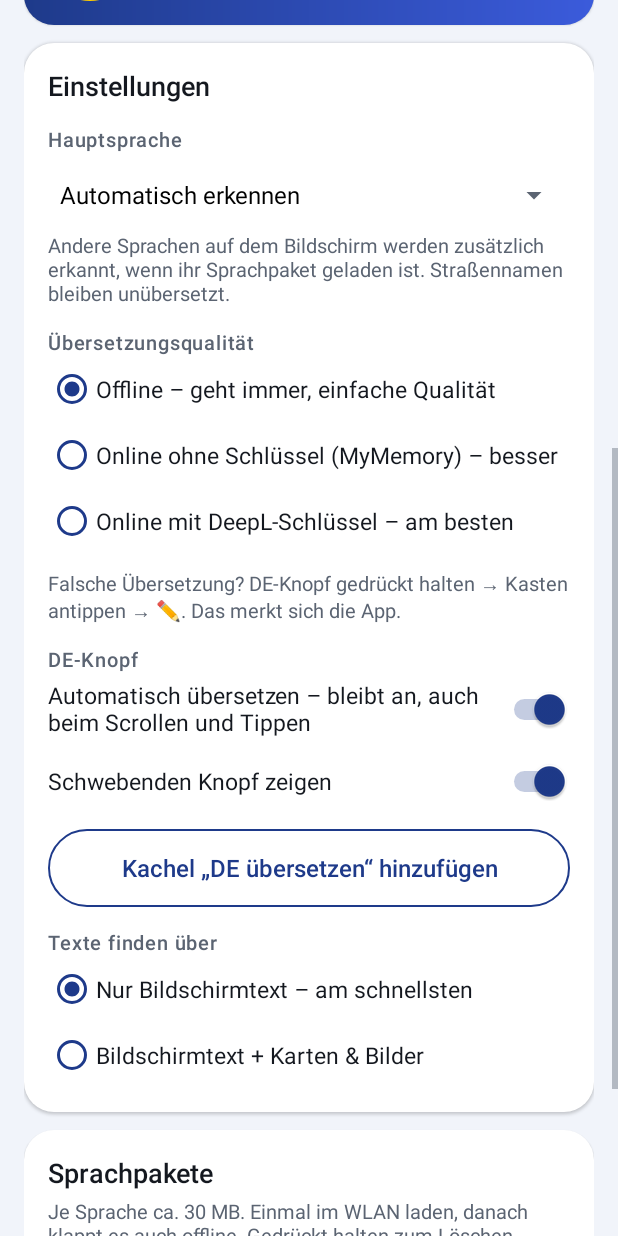
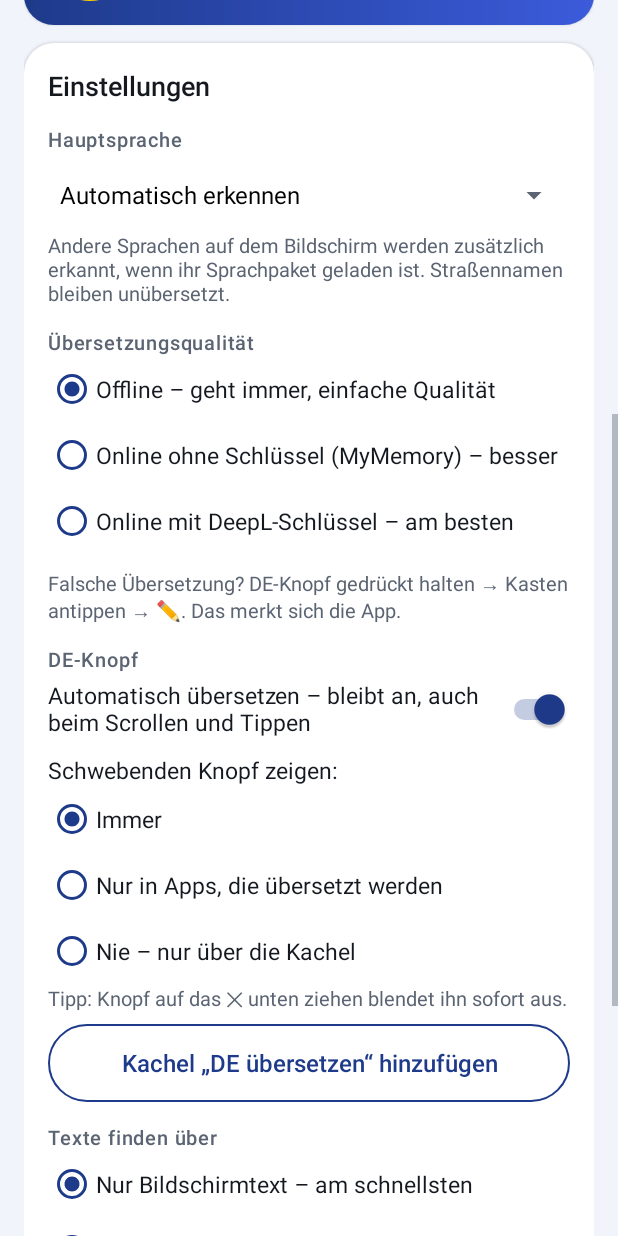
Before and after one commit to finnveloprogrammwelten-crypto/finnvelo-programmwelten, an Android app: the screen it shows after launch (MainActivity), scrolled down 576 dp, on a phone screen of 412 x 824 dp. Run offline under Robolectric (Android 15) with nearby library versions, the phone set to English and light mode, and no system bars; libraries missing offline, so code that uses them is left out: com.google.mlkit.common, com.google.mlkit.nl; 1 statement that could not run was skipped.

Commit message:
Übersetzer 2.5: DE-Knopf ausschalten
- Knopf auf das ✕ unten ziehen blendet ihn aus
- Auswahl: Knopf immer / nur in übersetzten Apps / nie (nur Kachel)
- "DE-Knopf ganz ausschalten" beendet die Bedienungshilfe (disableSelf)

Co-Authored-By: Claude Opus 5.5 <noreply@anthropic.com>
Claude-Session: https://claude.ai/code/session_01WLX3CY4jgJkXio76Z8mRdq

```diff
--- a/android/uebersetzer/app/build.gradle.kts
+++ b/android/uebersetzer/app/build.gradle.kts
@@ -11,8 +11,8 @@ android {
         applicationId = "com.finnvelo.uebersetzer"
         minSdk = 26
         targetSdk = 34
-        versionCode = 10
-        versionName = "2.4"
+        versionCode = 11
+        versionName = "2.5"
         // Nur Handy-Prozessoren - spart rund die Haelfte der App-Groesse
         ndk { abiFilters += listOf("arm64-v8a", "armeabi-v7a") }
     }
--- a/android/uebersetzer/app/src/main/java/com/finnvelo/uebersetzer/Einstellungen.kt
+++ b/android/uebersetzer/app/src/main/java/com/finnvelo/uebersetzer/Einstellungen.kt
@@ -56,12 +56,17 @@ object Einstellungen {
         ctx.getSharedPreferences(DATEI, Context.MODE_PRIVATE).edit().putStringSet("autoApps", neu).apply()
     }
 
-    /** Schwebenden DE-Knopf zeigen (sonst nur ueber die Schnelleinstellungs-Kachel). */
-    fun knopfZeigen(ctx: Context): Boolean =
-        ctx.getSharedPreferences(DATEI, Context.MODE_PRIVATE).getBoolean("knopf", true)
+    /**
+     * Wann der schwebende DE-Knopf zu sehen ist: "immer", "auto" (nur in Apps,
+     * die automatisch uebersetzt werden) oder "aus" (dann nur ueber die Kachel).
+     */
+    fun knopfModus(ctx: Context): String {
+        val p = ctx.getSharedPreferences(DATEI, Context.MODE_PRIVATE)
+        return p.getString("knopfModus", null) ?: if (p.getBoolean("knopf", true)) "immer" else "aus"
+    }
 
-    fun setzeKnopfZeigen(ctx: Context, an: Boolean) =
-        ctx.getSharedPreferences(DATEI, Context.MODE_PRIVATE).edit().putBoolean("knopf", an).apply()
+    fun setzeKnopfModus(ctx: Context, modus: String) =
+        ctx.getSharedPreferences(DATEI, Context.MODE_PRIVATE).edit().putString("knopfModus", modus).apply()
 
     /** Uebersetzungsdienst: "offline" (ML Kit), "mymemory" (online ohne Schluessel), "deepl" */
     fun dienst(ctx: Context): String {
--- a/android/uebersetzer/app/src/main/java/com/finnvelo/uebersetzer/MainActivity.kt
+++ b/android/uebersetzer/app/src/main/java/com/finnvelo/uebersetzer/MainActivity.kt
@@ -83,13 +83,27 @@ class MainActivity : Activity() {
                 UebersetzerDienst.instanz?.aktualisiereKnopf()
             }
         }
-        findViewById<android.widget.Switch>(R.id.schalter_knopf).apply {
-            isChecked = Einstellungen.knopfZeigen(this@MainActivity)
-            setOnCheckedChangeListener { _, an ->
-                Einstellungen.setzeKnopfZeigen(this@MainActivity, an)
+        val knopfModi = mapOf(R.id.knopf_immer to "immer", R.id.knopf_auto to "auto", R.id.knopf_aus to "aus")
+        findViewById<RadioGroup>(R.id.knopf_modus).apply {
+            val jetzt = Einstellungen.knopfModus(this@MainActivity)
+            check(knopfModi.entries.first { it.value == jetzt }.key)
+            setOnCheckedChangeListener { _, id ->
+                val modus = knopfModi[id] ?: "immer"
+                Einstellungen.setzeKnopfModus(this@MainActivity, modus)
                 UebersetzerDienst.instanz?.aktualisiereKnopf()
-                if (!an) Toast.makeText(this@MainActivity, "Übersetzen dann über die Kachel „DE übersetzen“", Toast.LENGTH_LONG).show()
+                if (modus == "aus") Toast.makeText(this@MainActivity, "Übersetzen dann über die Kachel „DE übersetzen“", Toast.LENGTH_LONG).show()
             }
+        }
+        findViewById<Button>(R.id.knopf_ganz_aus).setOnClickListener {
+            AlertDialog.Builder(this)
+                .setTitle("DE-Knopf ganz ausschalten?")
+                .setMessage("Die Bedienungshilfe wird beendet – nichts wird mehr gelesen oder übersetzt. Wieder einschalten über „Bedienungshilfen öffnen“.")
+                .setPositiveButton("Ausschalten") { _, _ ->
+                    UebersetzerDienst.instanz?.ganzAus()
+                    findViewById<View>(R.id.status_titel).postDelayed({ onResume() }, 400)
+                }
+                .setNegativeButton("Abbrechen", null)
+                .show()
         }
         findViewById<Button>(R.id.knopf_kachel).setOnClickListener { kachelHinzufuegen() }
 
@@ -160,6 +174,15 @@ class MainActivity : Activity() {
         findViewById<View>(R.id.karte_status).backgroundTintList =
             ColorStateList.valueOf(getColor(if (an) R.color.status_an else R.color.status_aus))
         findViewById<View>(R.id.einschalten_bereich).visibility = if (an) View.GONE else View.VISIBLE
+        findViewById<View>(R.id.knopf_ganz_aus).visibility = if (an) View.VISIBLE else View.GONE
+        // Wurde der Knopf weggezogen, Auswahl auf den aktuellen Stand bringen
+        findViewById<RadioGroup>(R.id.knopf_modus).check(
+            when (Einstellungen.knopfModus(this)) {
+                "auto" -> R.id.knopf_auto
+                "aus" -> R.id.knopf_aus
+                else -> R.id.knopf_immer
+            }
+        )
         zeigeAbsturz()
         sprachpakete.start()
         zeigeKorrekturen()
--- a/android/uebersetzer/app/src/main/res/layout/activity_main.xml
+++ b/android/uebersetzer/app/src/main/res/layout/activity_main.xml
@@ -149,6 +149,12 @@
                     android:lineSpacingExtra="2dp"
                     android:textColor="@color/text"
                     android:textSize="15sp" />
+
+                <Button
+                    android:id="@+id/knopf_ganz_aus"
+                    style="@style/KnopfUmriss"
+                    android:text="@string/knopf_ganz_aus"
+                    android:visibility="gone" />
 
                 <LinearLayout
                     android:id="@+id/einschalten_bereich"
@@ -379,14 +385,56 @@
                     android:textColor="@color/text"
                     android:textSize="15sp" />
 
-                <Switch
-                    android:id="@+id/schalter_knopf"
+                <TextView
+                    android:layout_width="wrap_content"
+                    android:layout_height="wrap_content"
+                    android:layout_marginTop="6dp"
+                    android:text="@string/knopf_zeigen"
+                    android:textColor="@color/text"
+                    android:textSize="15sp" />
+
+                <RadioGroup
+                    android:id="@+id/knopf_modus"
+                    android:layout_width="match_parent"
+                    android:layout_height="wrap_content">
+
+                    <RadioButton
+                        android:id="@+id/knopf_immer"
+                        android:layout_width="match_parent"
+                        android:layout_height="wrap_content"
+                        android:buttonTint="@color/primaer"
+                        android:minHeight="44dp"
+                        android:text="@string/knopf_immer"
+                        android:textColor="@color/text"
+                        android:textSize="15sp" />
+
+                    <RadioButton
+                        android:id="@+id/knopf_auto"
+                        android:layout_width="match_parent"
+                        android:layout_height="wrap_content"
+                        android:buttonTint="@color/primaer"
+                        android:minHeight="44dp"
+                        android:text="@string/knopf_auto"
+                        android:textColor="@color/text"
+                        android:textSize="15sp" />
+
+                    <RadioButton
+                        android:id="@+id/knopf_aus"
+                        android:layout_width="match_parent"
+                        android:layout_height="wrap_content"
+                        android:buttonTint="@color/primaer"
+                        android:minHeight="44dp"
+                        android:text="@string/knopf_aus"
+                        android:textColor="@color/text"
+                        android:textSize="15sp" />
+                </RadioGroup>
+
+                <TextView
                     android:layout_width="match_parent"
                     android:layout_height="wrap_content"
-                    android:minHeight="48dp"
-                    android:text="@string/schalter_knopf"
-                    android:textColor="@color/text"
-                    android:textSize="15sp" />
+                    android:text="@string/knopf_wegziehen"
+                    android:textColor="@color/text_leise"
+                    android:textSize="13sp" />
 
                 <Button
                     android:id="@+id/knopf_kachel"
--- a/android/uebersetzer/app/src/main/res/values/strings.xml
+++ b/android/uebersetzer/app/src/main/res/values/strings.xml
@@ -31,7 +31,12 @@
     <string name="kamera_text">Schilder, Speisekarten, Fahrpläne …</string>
     <string name="titel_knopf">DE-Knopf</string>
     <string name="schalter_live">Automatisch übersetzen – bleibt an, auch beim Scrollen und Tippen</string>
-    <string name="schalter_knopf">Schwebenden Knopf zeigen</string>
+    <string name="knopf_zeigen">Schwebenden Knopf zeigen:</string>
+    <string name="knopf_immer">Immer</string>
+    <string name="knopf_auto">Nur in Apps, die übersetzt werden</string>
+    <string name="knopf_aus">Nie – nur über die Kachel</string>
+    <string name="knopf_wegziehen">Tipp: Knopf auf das ✕ unten ziehen blendet ihn sofort aus.</string>
+    <string name="knopf_ganz_aus">DE-Knopf ganz ausschalten</string>
     <string name="knopf_kachel">Kachel „DE übersetzen“ hinzufügen</string>
     <string name="knopf_update">Herunterladen</string>
     <string name="titel_qualitaet">Übersetzungsqualität</string>
```
Also changed, not shown: android/uebersetzer/app/src/main/java/com/finnvelo/uebersetzer/UebersetzerDienst.kt (+76 -5 lines), 1 other file.
